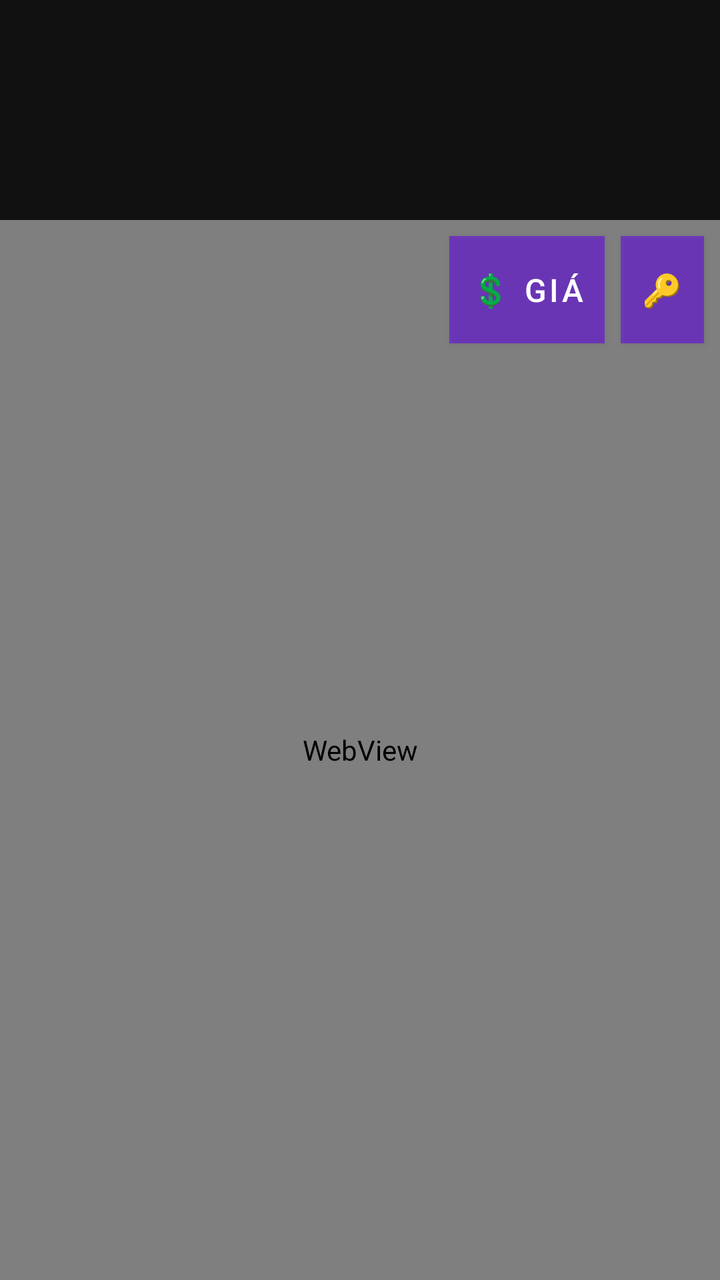
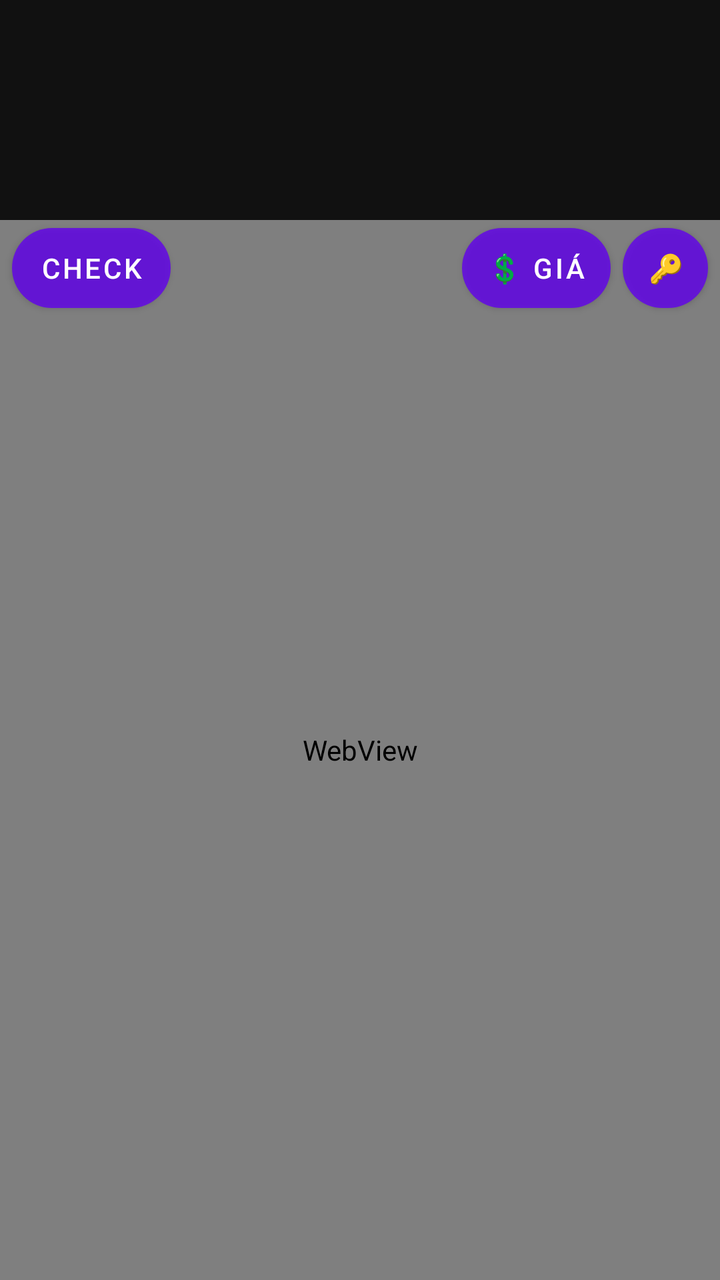

The first picture is an Android layout as it rendered before a commit; the second is the same layout after the commit. The layout source and the unified diff follow.
<!-- AndroidManifest.xml: application theme Theme.PlateChecker -->
<!-- res/layout/activity_webview.xml -->
<?xml version="1.0" encoding="utf-8"?>
<androidx.constraintlayout.widget.ConstraintLayout
    xmlns:android="http://schemas.android.com/apk/res/android"
    xmlns:app="http://schemas.android.com/apk/res-auto"
    android:layout_width="match_parent"
    android:layout_height="match_parent"
    android:background="#000000">

    
    <ImageView
        android:id="@+id/imgPlate"
        android:layout_width="0dp"
        android:layout_height="110dp"
        android:scaleType="fitCenter"
        android:background="#111111"
        android:contentDescription="Ảnh biển số"
        app:layout_constraintTop_toTopOf="parent"
        app:layout_constraintStart_toStartOf="parent"
        app:layout_constraintEnd_toEndOf="parent" />

    <WebView
        android:id="@+id/webView"
        android:layout_width="0dp"
        android:layout_height="0dp"
        app:layout_constraintTop_toBottomOf="@id/imgPlate"
        app:layout_constraintBottom_toBottomOf="parent"
        app:layout_constraintStart_toStartOf="parent"
        app:layout_constraintEnd_toEndOf="parent" />

    <Button
        android:id="@+id/btnManageCredentials"
        android:layout_width="wrap_content"
        android:layout_height="wrap_content"
        android:layout_margin="8dp"
        android:minWidth="0dp"
        android:minHeight="0dp"
        android:padding="10dp"
        android:text="🔑"
        android:textSize="16sp"
        android:background="#88000000"
        android:textColor="#FFFFFF"
        app:layout_constraintTop_toBottomOf="@id/imgPlate"
        app:layout_constraintEnd_toEndOf="parent" />

    <Button
        android:id="@+id/btnPriceList"
        android:layout_width="wrap_content"
        android:layout_height="wrap_content"
        android:layout_margin="8dp"
        android:minWidth="0dp"
        android:minHeight="0dp"
        android:padding="10dp"
        android:text="💲 Giá"
        android:textSize="16sp"
        android:background="#88000000"
        android:textColor="#FFFFFF"
        app:layout_constraintTop_toBottomOf="@id/imgPlate"
        app:layout_constraintEnd_toStartOf="@id/btnManageCredentials" />

    
    <FrameLayout
        android:id="@+id/priceOverlay"
        android:layout_width="0dp"
        android:layout_height="0dp"
        android:background="#CC000000"
        android:visibility="gone"
        android:clickable="true"
        android:focusable="true"
        app:layout_constraintTop_toTopOf="parent"
        app:layout_constraintBottom_toBottomOf="parent"
        app:layout_constraintStart_toStartOf="parent"
        app:layout_constraintEnd_toEndOf="parent">

        <LinearLayout
            android:layout_width="match_parent"
            android:layout_height="match_parent"
            android:orientation="vertical"
            android:padding="16dp">

            <LinearLayout
                android:layout_width="match_parent"
                android:layout_height="wrap_content"
                android:orientation="horizontal"
                android:gravity="center_vertical"
                android:paddingBottom="8dp">

                <TextView
                    android:layout_width="0dp"
                    android:layout_height="wrap_content"
                    android:layout_weight="1"
                    android:text="Bảng giá theo loại xe"
                    android:textColor="#FFFFFF"
                    android:textSize="18sp"
                    android:textStyle="bold" />

                <Button
                    android:id="@+id/btnClosePriceList"
                    android:layout_width="wrap_content"
                    android:layout_height="wrap_content"
                    android:minWidth="0dp"
                    android:minHeight="0dp"
                    android:padding="10dp"
                    android:text="✕"
                    android:textSize="16sp"
                    android:background="#88000000"
                    android:textColor="#FFFFFF" />

            </LinearLayout>

            <ScrollView
                android:layout_width="match_parent"
                android:layout_height="0dp"
                android:layout_weight="1">

                <LinearLayout
                    android:id="@+id/priceTableContainer"
                    android:layout_width="match_parent"
                    android:layout_height="wrap_content"
                    android:orientation="vertical" />

            </ScrollView>

        </LinearLayout>

    </FrameLayout>

</androidx.constraintlayout.widget.ConstraintLayout>
<!-- resources referenced by this layout -->
<resources>
  <style name="Theme.PlateChecker" parent="Theme.MaterialComponents.DayNight.NoActionBar" />
</resources>

<!-- the commit's change to res/layout/activity_webview.xml (unified diff, before → after) -->
@@ -28,16 +28,35 @@
         app:layout_constraintEnd_toEndOf="parent" />
 
     <Button
+        android:id="@+id/btnRegistryCheck"
+        android:layout_width="wrap_content"
+        android:layout_height="40dp"
+        android:layout_marginStart="6dp"
+        android:layout_marginTop="4dp"
+        android:minWidth="0dp"
+        android:minHeight="0dp"
+        android:paddingStart="14dp"
+        android:paddingEnd="14dp"
+        android:text="Check"
+        android:textSize="14sp"
+        android:background="@drawable/bg_floating_button"
+        android:textColor="#FFFFFF"
+        app:layout_constraintTop_toBottomOf="@id/imgPlate"
+        app:layout_constraintStart_toStartOf="parent" />
+
+    <Button
         android:id="@+id/btnManageCredentials"
         android:layout_width="wrap_content"
-        android:layout_height="wrap_content"
-        android:layout_margin="8dp"
+        android:layout_height="40dp"
+        android:layout_marginTop="4dp"
+        android:layout_marginEnd="6dp"
         android:minWidth="0dp"
         android:minHeight="0dp"
-        android:padding="10dp"
+        android:paddingStart="12dp"
+        android:paddingEnd="12dp"
         android:text="🔑"
-        android:textSize="16sp"
-        android:background="#88000000"
+        android:textSize="14sp"
+        android:background="@drawable/bg_floating_button"
         android:textColor="#FFFFFF"
         app:layout_constraintTop_toBottomOf="@id/imgPlate"
         app:layout_constraintEnd_toEndOf="parent" />
@@ -45,14 +64,16 @@
     <Button
         android:id="@+id/btnPriceList"
         android:layout_width="wrap_content"
-        android:layout_height="wrap_content"
-        android:layout_margin="8dp"
+        android:layout_height="40dp"
+        android:layout_marginTop="4dp"
+        android:layout_marginEnd="6dp"
         android:minWidth="0dp"
         android:minHeight="0dp"
-        android:padding="10dp"
+        android:paddingStart="12dp"
+        android:paddingEnd="12dp"
         android:text="💲 Giá"
-        android:textSize="16sp"
-        android:background="#88000000"
+        android:textSize="14sp"
+        android:background="@drawable/bg_floating_button"
         android:textColor="#FFFFFF"
         app:layout_constraintTop_toBottomOf="@id/imgPlate"
         app:layout_constraintEnd_toStartOf="@id/btnManageCredentials" />
<!-- resource entries referenced after the edit -->
@@ -1,5 +1,16 @@
 <!-- resources referenced by this layout -->
 <resources>
+  <!-- drawable bg_floating_button (drawable) -->
+  <?xml version="1.0" encoding="utf-8"?>
+  <shape xmlns:android="http://schemas.android.com/apk/res/android">
+      <solid android:color="#CC000000" />
+      <corners android:radius="22dp" />
+      <padding
+          android:left="12dp"
+          android:top="8dp"
+          android:right="12dp"
+          android:bottom="8dp" />
+  </shape>
   <style name="Theme.PlateChecker" parent="Theme.MaterialComponents.DayNight.NoActionBar" />
 </resources>
 
